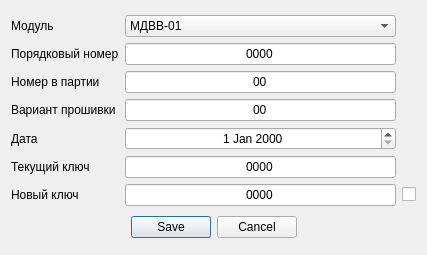
The window that configurationmodulewidget.ui (vlarry/emulator) describes before a commit, drawn with Qt 5.
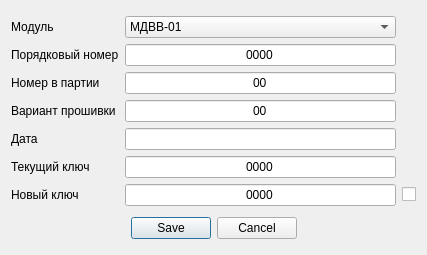
The same window after the commit.

Diff of the .ui file:
```diff
--- a/configurationmodulewidget.ui
+++ b/configurationmodulewidget.ui
@@ -96,13 +96,6 @@
        </property>
       </widget>
      </item>
-     <item row="4" column="1">
-      <widget class="QDateEdit" name="dateEdit">
-       <property name="alignment">
-        <set>Qt::AlignCenter</set>
-       </property>
-      </widget>
-     </item>
      <item row="0" column="0">
       <widget class="QLabel" name="label">
        <property name="text">
@@ -169,6 +162,16 @@
        </property>
       </widget>
      </item>
+     <item row="4" column="1">
+      <widget class="QLineEdit" name="lineEditModuleFirmwareDate">
+       <property name="alignment">
+        <set>Qt::AlignCenter</set>
+       </property>
+       <property name="readOnly">
+        <bool>true</bool>
+       </property>
+      </widget>
+     </item>
     </layout>
    </item>
    <item>
```
